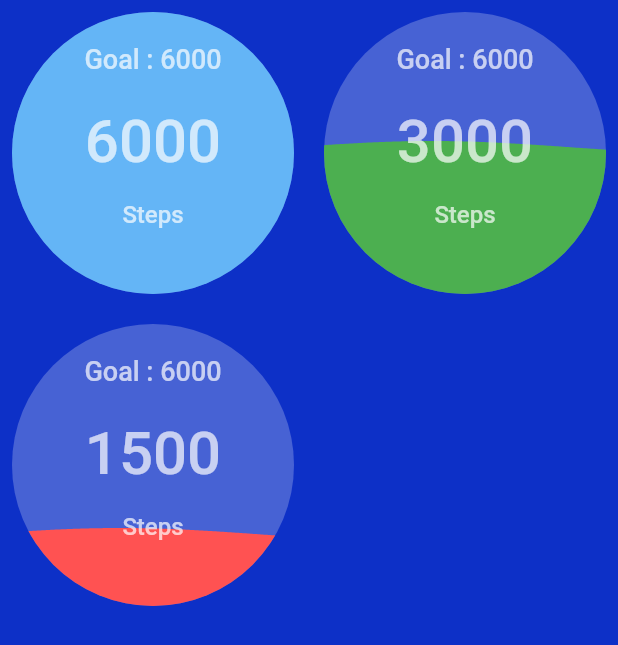
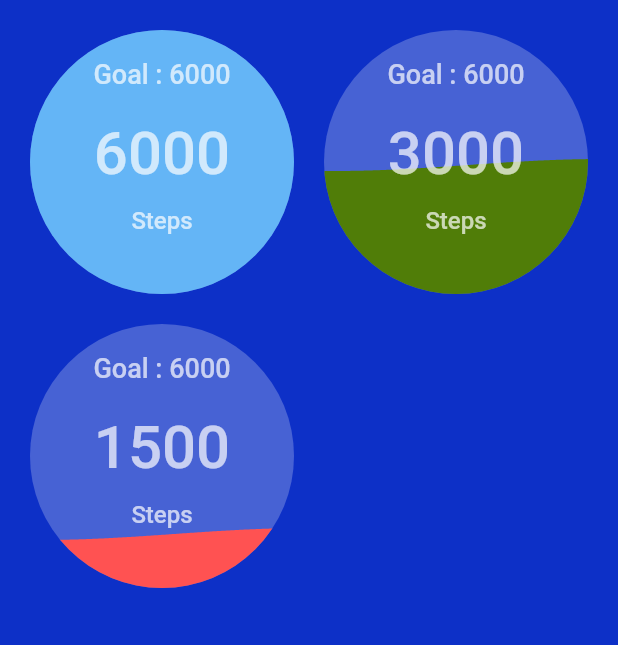
Before and after one commit to FlutterDev88/Awesome-DesignPage-Using-Flutter, a Flutter app: the AnimatedWaveCard screen opened directly, on a phone screen of 412 x 824 dp. Shown: the top 645 px of the screen. Run offline on Flutter 3.47's test engine with Material 2 defaults, Android fonts, the phone set to English and light mode, and no system bars; our stand-ins replace flutter_swiper, local_auth; missing offline and left inert: flutter_lock_screen.

```diff
--- a/lib/animated_wave_card.dart
+++ b/lib/animated_wave_card.dart
@@ -12,7 +12,7 @@ class _AnimatedWaveCardState extends State<AnimatedWaveCard> {
     return Scaffold(
       backgroundColor: Color(0xFF0d30c7),
       body: Padding(
-        padding: const EdgeInsets.all(8.0),
+        padding: const EdgeInsets.all(20.0),
         child: GridView.count(
           childAspectRatio: 1,
           crossAxisSpacing: 20,
@@ -33,7 +33,7 @@ class _AnimatedWaveCardState extends State<AnimatedWaveCard> {
               width: 80,
               actual: 3000,
               goal: 6000,
-              waveColor: Colors.green,
+              waveColor: Color(0xFF507d08),
             ),
             AnimatedWaveGeneralCard(
               height: 80,
--- a/lib/widgets/wave_clipper.dart
+++ b/lib/widgets/wave_clipper.dart
@@ -33,7 +33,7 @@ class _ColorCurveBodyState extends State<ColorCurveBody>
   void initState() {
     super.initState();
     animationController = new AnimationController(
-        vsync: this, duration: new Duration(seconds: 2));
+        vsync: this, duration: new Duration(milliseconds: 1500));
     animationController.addListener(() {
       animList1.clear();
       for (double i = 0; i <= widget.size.width.toInt(); i++) {
```
Also changed, not shown: appimage/energymeter.png (added), appimage/giftcard.png (added), appimage/home.png (added), appimage/loginpage.png (added), appimage/passcode.png (added), appimage/wave.gif (added).
